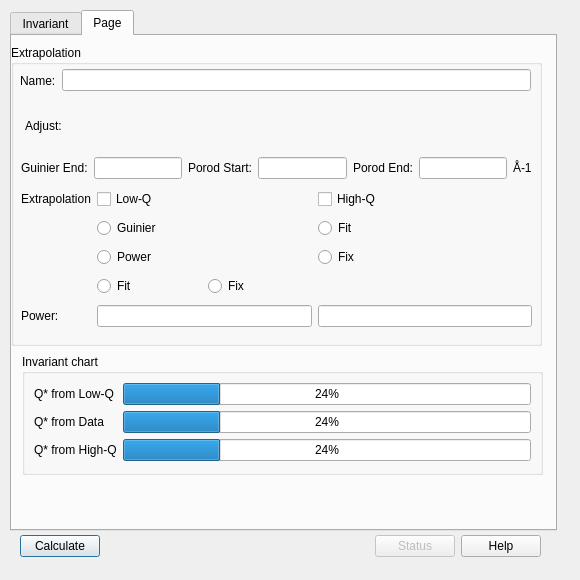
Old version of the form src/sas/qtgui/Perspectives/Invariant/UI/TabbedInvariantUI.ui in the repository SasView/sasview.
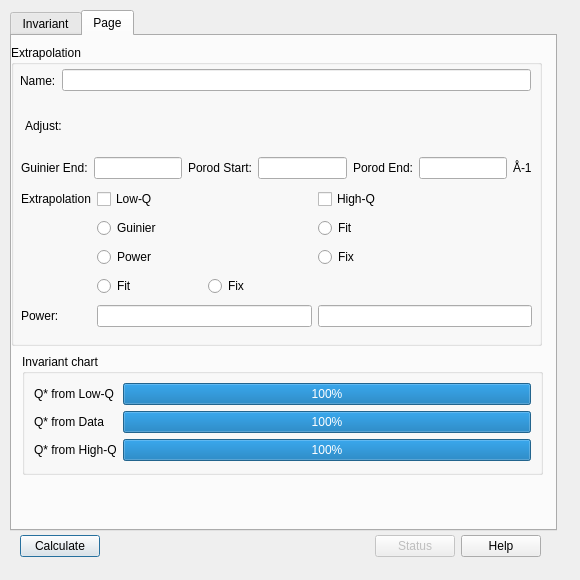
New version of the form.

Commit message: Progress bars patch

The edit to the form file:
```diff
--- a/src/sas/qtgui/Perspectives/Invariant/UI/TabbedInvariantUI.ui
+++ b/src/sas/qtgui/Perspectives/Invariant/UI/TabbedInvariantUI.ui
@@ -749,7 +749,7 @@
       <item row="0" column="1">
        <widget class="QProgressBar" name="progressBarLowQ">
         <property name="value">
-         <number>24</number>
+         <number>100</number>
         </property>
        </widget>
       </item>
@@ -763,7 +763,7 @@
       <item row="1" column="1">
        <widget class="QProgressBar" name="progressBarData">
         <property name="value">
-         <number>24</number>
+         <number>100</number>
         </property>
        </widget>
       </item>
@@ -777,7 +777,7 @@
       <item row="2" column="1">
        <widget class="QProgressBar" name="progressBarHighQ">
         <property name="value">
-         <number>24</number>
+         <number>100</number>
         </property>
        </widget>
       </item>
```
The commit also changes 1 other file.
